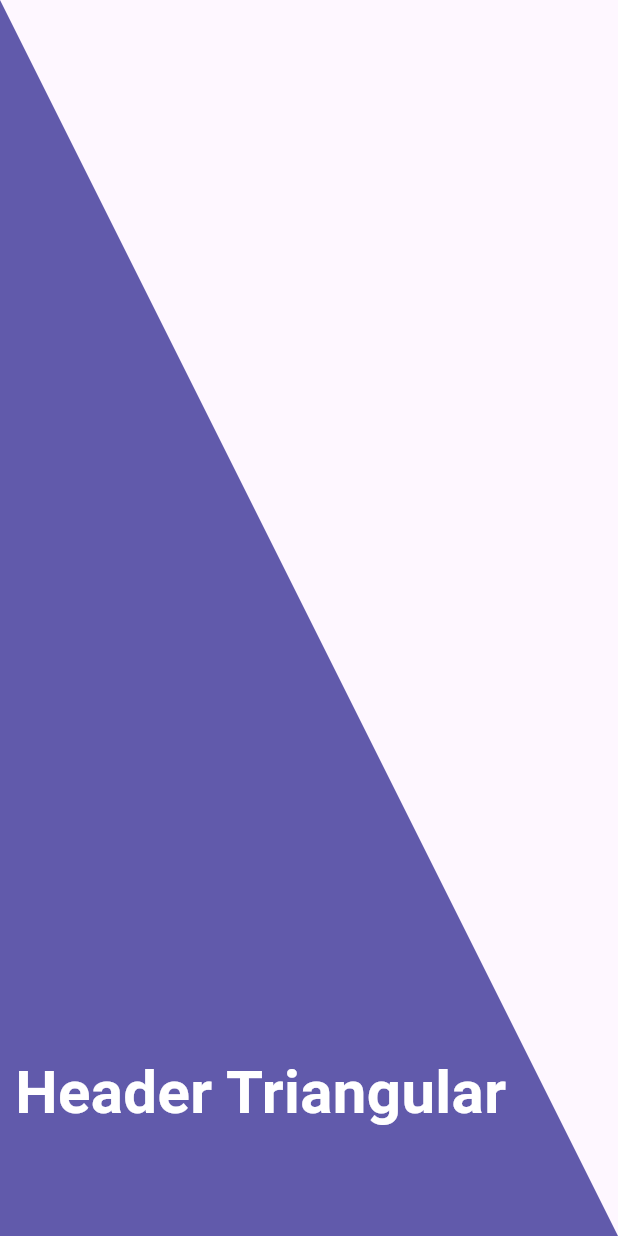
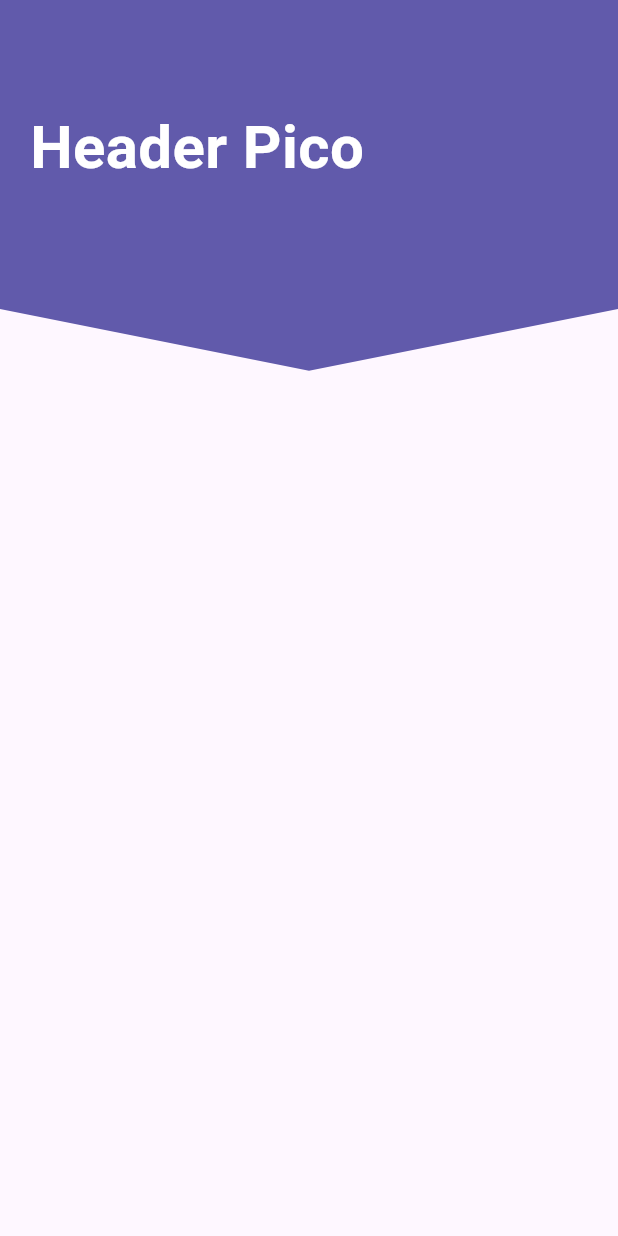
Before and after one commit to gnievap/custom_painter, a Flutter app: the screen it shows after launch, on a phone screen of 412 x 824 dp. Run offline on Flutter 3.47's test engine with Material 3 defaults, Android fonts, the phone set to English and light mode, and no system bars.

Commit message:
Header Pico

```diff
--- a/lib/src/pages/headers_page.dart
+++ b/lib/src/pages/headers_page.dart
@@ -7,7 +7,7 @@ class HeadersPage extends StatelessWidget {
   @override
   Widget build(BuildContext context) {
     return Scaffold(
-      body: HeaderTriangular()
+      body: HeaderPico()
     );
   }
 }
--- a/lib/src/widgets/headers.dart
+++ b/lib/src/widgets/headers.dart
@@ -138,3 +138,58 @@ class _HeaderTriangularPainter extends CustomPainter {
   @override
   bool shouldRepaint(CustomPainter oldDelegate) => true;
 }
+
+class HeaderPico extends StatelessWidget {
+  const HeaderPico({super.key});
+
+  @override
+  Widget build(BuildContext context) {
+    return  Stack(
+      children: [
+        SizedBox(
+        height: double.infinity,
+        width: double.infinity,
+        //color: Color(0xff615AAB),
+        child: CustomPaint(
+          painter: _HeaderPicoPainter(),
+        ),
+      ),
+      Positioned(
+        top: 70,
+        left: 20,
+        child: Text(
+          'Header Pico',
+          style: TextStyle(
+            color: Colors.white,
+            fontSize: 40,
+            fontWeight: FontWeight.bold,
+          ),
+        ),
+      ),
+      ],
+    );
+  }
+}
+
+class _HeaderPicoPainter extends CustomPainter {
+  @override
+  void paint(Canvas canvas, Size size) {
+    final lapiz = Paint();
+    // Propiedades
+    lapiz.color = Color(0xff615AAB);
+    lapiz.style = PaintingStyle.fill; // .fill .stroke
+    lapiz.strokeWidth = 20;
+
+    final path =  Path();
+    // Dibujar con el path y el lapiz
+    path.lineTo(0, size.height * 0.25 );
+    path.lineTo(size.width * 0.50, size.height * 0.30);
+    path.lineTo(size.width, size.height * 0.25);
+    path.lineTo(size.width, 0);
+    // path.lineTo(0, 0);
+    canvas.drawPath(path, lapiz);
+  }
+
+  @override
+  bool shouldRepaint(CustomPainter oldDelegate) => true;
+}
```
